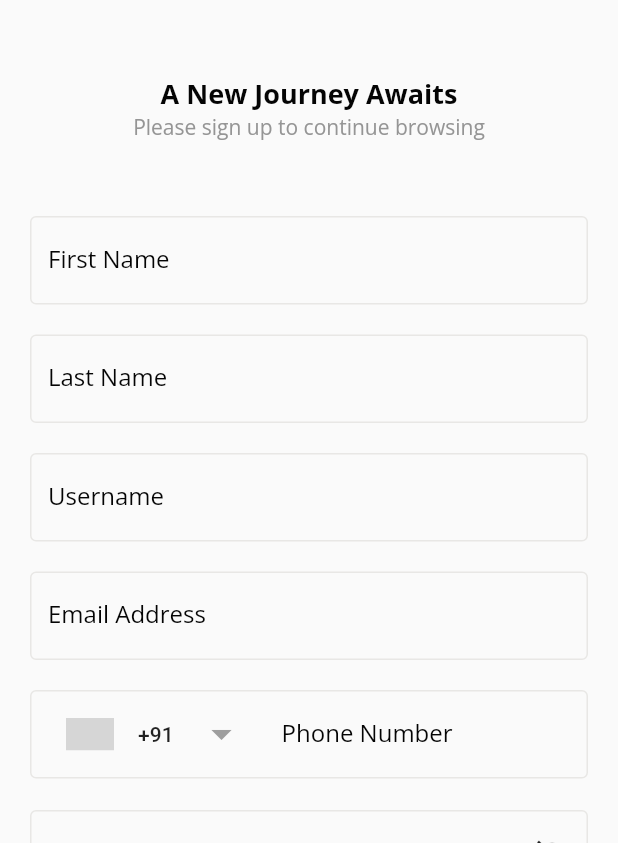
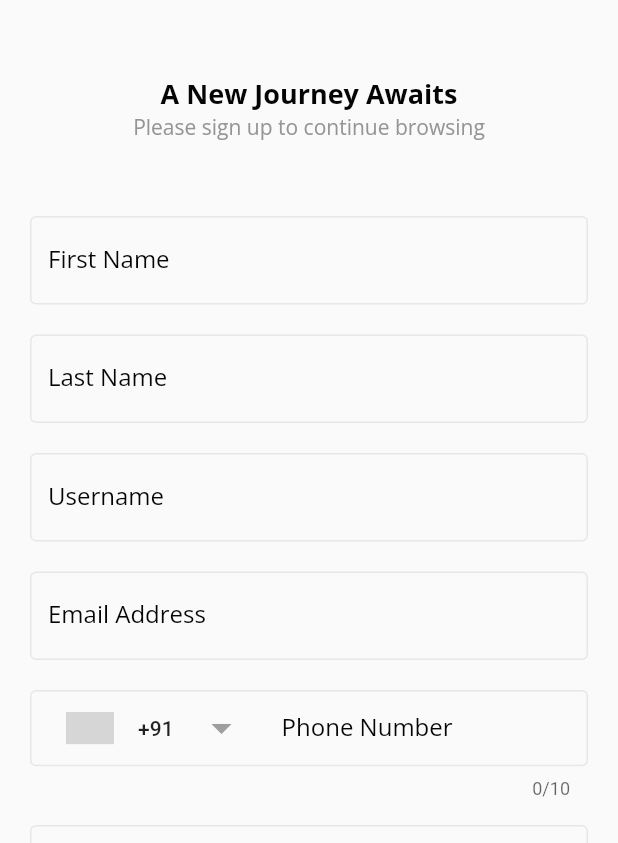
Before and after one commit to phando-platform/phando-flutter-eventcart, a Flutter app: the SignUp screen opened directly, on a phone screen of 412 x 824 dp, the part 393-1236 px from its top. Run offline on Flutter 3.47's test engine with Material 2 defaults, Android fonts, the light colour scheme and no system bars; drawn by our look-alikes of country_code_picker, nb_utils; our stand-ins replace animated_bottom_navigation_bar, cached_network_image, carousel_slider, dio, flutter_credit_card, flutter_easyloading and 9 more; missing offline and left inert: flutter_paypal, flutter_share, icon_badge, onesignal_flutter, razorpay_flutter, simple_connection_checker; network calls fail; statements that could not run were skipped; grey boxes are pictures that could not be loaded.

Commit message:
fix(signUp and Cart): mobile, pswd and product validation

```diff
--- a/lib/Screens/Authentication/sign_up.dart
+++ b/lib/Screens/Authentication/sign_up.dart
@@ -29,14 +29,14 @@
   TextEditingController mobileController = TextEditingController();
   TextEditingController usernameController = TextEditingController();
   TextEditingController passwordController = TextEditingController();
+  TextEditingController confirmPasswordController = TextEditingController();
   TextEditingController otpController = TextEditingController();
 
   // default country id = India
   int countryId = 104;
-  String countryCode="IN";
-  bool otpVisible=false;
-  String  strOTP='';
-
+  String countryCode = "IN";
+  bool otpVisible = false;
+  String strOTP = '';
 
   @override
   void dispose() {
@@ -47,22 +47,20 @@
 
   @override
   void initState() {
-    mobileController.addListener((){
+    mobileController.addListener(() {
       print("value: ${mobileController.text}");
-      String number=mobileController.text;
-      if(number.length==10){
-        otpVisible=true;
-      }
-      else{
-        otpVisible=false;
+      String number = mobileController.text;
+      if (number.length == 10) {
+        otpVisible = true;
+      } else {
+        otpVisible = false;
       }
 
-      setState(() {
-
-      });
+      setState(() {});
     });
     super.initState();
   }
+
   @override
   Widget build(BuildContext context) {
     return Scaffold(
@@ -187,11 +185,12 @@
                 height: 20.0,
               ),
               SizedBox(
-                height: 60.0,
+                height: 70.0,
                 child: AppTextField(
                   textFieldType: TextFieldType.PHONE,
                   controller: mobileController,
                   enabled: true,
+                  maxLength: countryCode == "IN" ? 10 : null,
                   decoration: InputDecoration(
                     focusedBorder: const OutlineInputBorder(
                       borderSide: BorderSide(color: kMainColor),
@@ -225,7 +224,6 @@
                   ),
                 ),
               ),
-
               Visibility(
                 // visible: otpVisible,
                 visible: false,
@@ -253,13 +251,12 @@
                               color: Color(0xFFE8E7E5),
                             ),
                           ),
-
                         ),
                       ),
                     ),
                   ],
-              )),
-
+                ),
+              ),
               const SizedBox(
                 height: 20.0,
               ),
@@ -273,6 +270,26 @@
                     borderSide: BorderSide(color: kMainColor),
                   ),
                   hintText: 'Enter password',
+                  enabledBorder: const OutlineInputBorder(
+                    borderSide: BorderSide(
+                      color: Color(0xFFE8E7E5),
+                    ),
+                  ),
+                ),
+              ),
+              const SizedBox(
+                height: 20.0,
+              ),
+              AppTextField(
+                textFieldType: TextFieldType.PASSWORD,
+                controller: confirmPasswordController,
+                decoration: InputDecoration(
+                  labelText: 'Confirm Password',
+                  labelStyle: kTextStyle,
+                  focusedBorder: const OutlineInputBorder(
+                    borderSide: BorderSide(color: kMainColor),
+                  ),
+                  hintText: 'Confirm password',
                   enabledBorder: const OutlineInputBorder(
                     borderSide: BorderSide(
                       color: Color(0xFFE8E7E5),
@@ -314,13 +331,13 @@
     } else if (!isMobileValid(mobileController.text)) {
       toast("Please add a valid Mobile no.");
     } else if (!isPasswordValid(passwordController.text)) {
-      toast("Password must have at least 8 characters");
-    }
-    else if (mobileController.text.length==10) {
-      if(countryCode!="IN"){
+      toast("Password must have at least 8 characters.");
+    } else if (confirmPasswordController.text == passwordController.text) {
+      toast("Password and confirm password do not match.");
+    } else if (mobileController.text.length == 10) {
+      if (countryCode != "IN") {
         toast("Please Select Valid Country");
-      }
-      else {
+      } else {
         try {
           print("country");
           print(countries[countryId - 1]);
@@ -379,8 +396,7 @@
           EasyLoading.showError(e.toString());
         }
       }
-    }
-    else {
+    } else {
       try {
         print("country");
         print(countries[countryId - 1]);
@@ -417,7 +433,6 @@
           ),
               ModalRoute.withName("/AddBilling"));*/
 
-
           /* AddBilling(
             country: countryId,
             mobile: mobileController.text,
--- a/lib/Screens/Home Screen/home_screen.dart
+++ b/lib/Screens/Home Screen/home_screen.dart
@@ -226,8 +226,8 @@
                                   catName: snapshot.data?.value
                                           ?.banners![itemIndex].subTitle ??
                                       "NA",
-                                  subCatModel: HomeModel(),
-                                  clickIndex: 0,
+                                  subCatModel: snapshot.data,
+                                  clickIndex: itemIndex,
                                   catId: snapshot.data?.value
                                           ?.banners![itemIndex].categoryId ??
                                       2,
```
Also changed, not shown: lib/Models/profile_model.dart (+11 -11 lines), lib/Screens/Checkout/cart_screen.dart (+43 -10 lines), lib/Services/cart_item_notifier.dart (+12 -1 lines), pubspec.yaml (+4 -4 lines), 2 other files. Lines whose indentation alone changed are shown as unchanged.
